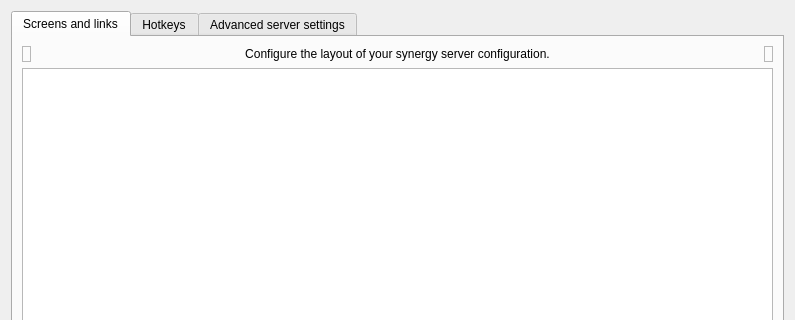
Before: the Qt Designer form src/gui/src/ServerConfigDialogBase.ui in deskflow/deskflow, drawn with Qt 5; both pictures show x 0 to 795 and y 0 to 320 of the 795 by 534 pixel window.
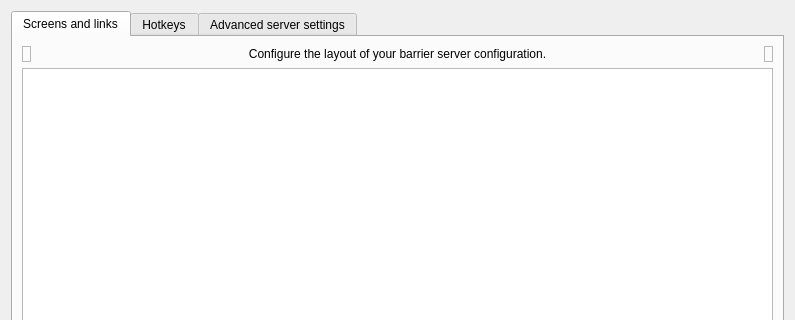
After: the same form once the commit is applied. Icons and pictures are not drawn. Custom widgets are drawn as their Qt base class.

Commit message: rebranding symless/synergy to debauchee/barrier

What changed in the file:
```diff
--- a/src/gui/src/ServerConfigDialogBase.ui
+++ b/src/gui/src/ServerConfigDialogBase.ui
@@ -57,7 +57,7 @@
             </sizepolicy>
            </property>
            <property name="text">
-            <string>Configure the layout of your synergy server configuration.</string>
+            <string>Configure the layout of your barrier server configuration.</string>
            </property>
            <property name="alignment">
             <set>Qt::AlignCenter</set>
```
Left out of the diff: 6 changed lines with no effect on the pictures. The commit also changes 841 other files.
